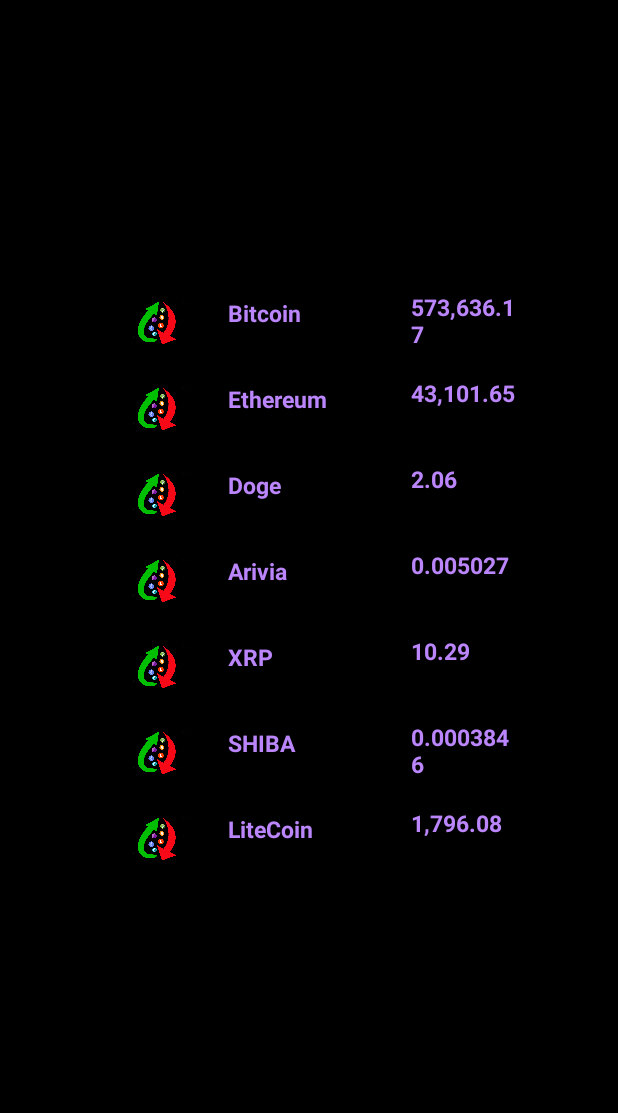
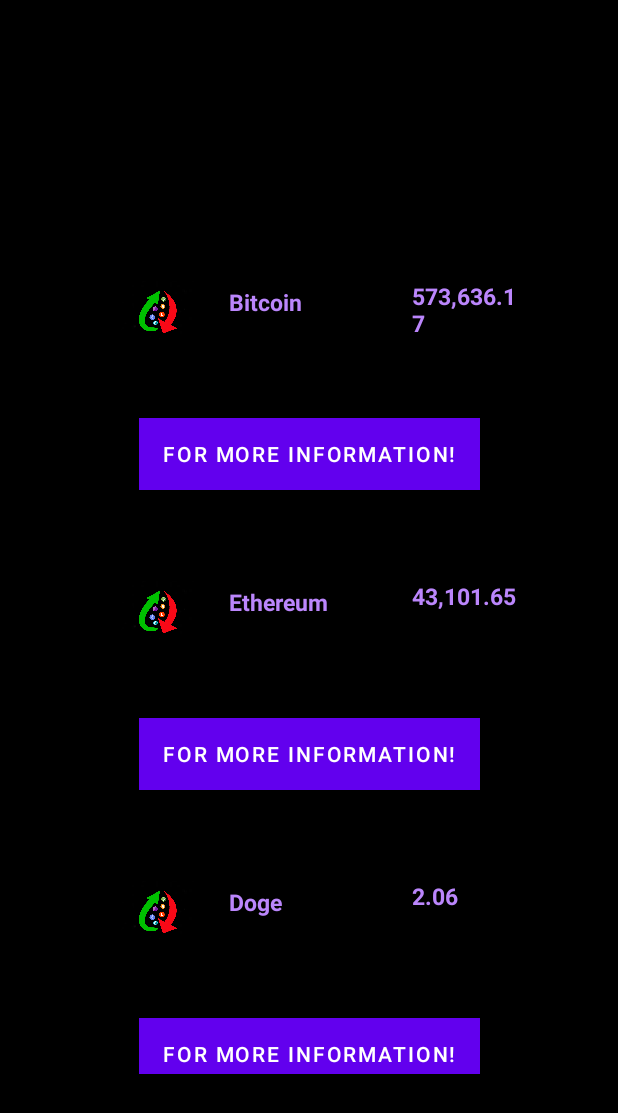
Before and after one commit to HasanTaspolat/Switch-, an Android app: the ModernActivity screen opened directly, with no data from a screen before it, on a phone screen of 412 x 824 dp. Shown: the top 1113 px of the screen. Run offline under Robolectric (Android 15) with nearby library versions, the phone set to English and light mode, and no system bars; Roboto replaces fonts that are not available here.

```diff
--- a/app/src/main/res/layout/activity_traditional.xml
+++ b/app/src/main/res/layout/activity_traditional.xml
@@ -9,8 +9,8 @@
 
     <androidx.recyclerview.widget.RecyclerView
         android:id="@+id/recyclerTra"
-        android:layout_width="337dp"
-        android:layout_height="538dp"
+        android:layout_width="338dp"
+        android:layout_height="545dp"
         android:layout_marginStart="1dp"
         android:layout_marginEnd="1dp"
         android:layout_marginBottom="108dp"
--- a/app/src/main/res/layout/recyclerview_layout.xml
+++ b/app/src/main/res/layout/recyclerview_layout.xml
@@ -4,7 +4,7 @@
     xmlns:tools="http://schemas.android.com/tools"
     android:id="@+id/constLayout"
     android:layout_width="match_parent"
-    android:layout_height="wrap_content"
+    android:layout_height="200dp"
     android:orientation="vertical">
 
     <ImageView
@@ -39,15 +39,31 @@
     <TextView
         android:id="@+id/moneyValue"
         android:layout_width="71dp"
-        android:layout_height="41dp"
+        android:layout_height="0dp"
+        android:layout_marginTop="16dp"
         android:layout_marginEnd="34dp"
+        android:layout_marginBottom="51dp"
         android:text=""
         android:textColor="@color/purple_200"
         android:textSize="15dp"
         android:textStyle="bold"
-        app:layout_constraintBottom_toBottomOf="@+id/moneyName"
+        app:layout_constraintBottom_toTopOf="@+id/button"
         app:layout_constraintEnd_toEndOf="parent"
         app:layout_constraintStart_toEndOf="@+id/moneyName"
-        app:layout_constraintTop_toTopOf="@+id/moneyName" />
+        app:layout_constraintTop_toTopOf="parent" />
+
+    <Button
+        android:id="@+id/button"
+        android:layout_width="wrap_content"
+        android:layout_height="wrap_content"
+        android:layout_marginBottom="44dp"
+        android:background="#FFFFFF"
+        android:backgroundTint="#52FF00"
+        android:text="@string/recy"
+        android:textColor="#FFFFFF"
+        app:layout_constraintBottom_toBottomOf="parent"
+        app:layout_constraintEnd_toEndOf="parent"
+        app:layout_constraintStart_toStartOf="parent"
+        app:layout_constraintTop_toBottomOf="@+id/moneyValue" />
 
 </androidx.constraintlayout.widget.ConstraintLayout>
--- a/app/src/main/res/values/strings.xml
+++ b/app/src/main/res/values/strings.xml
@@ -1,3 +1,4 @@
 <resources>
     <string name="app_name">Switch</string>
+    <string name="recy">For More Information!</string>
 </resources>
```
Also changed, not shown: 28 other files.
